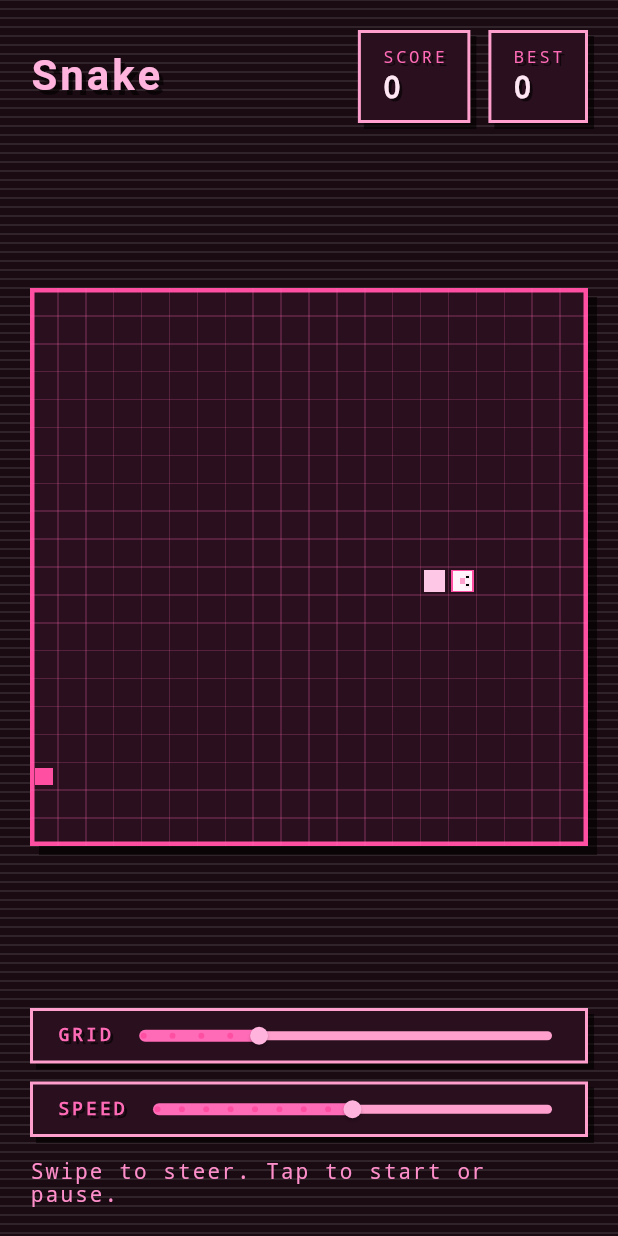
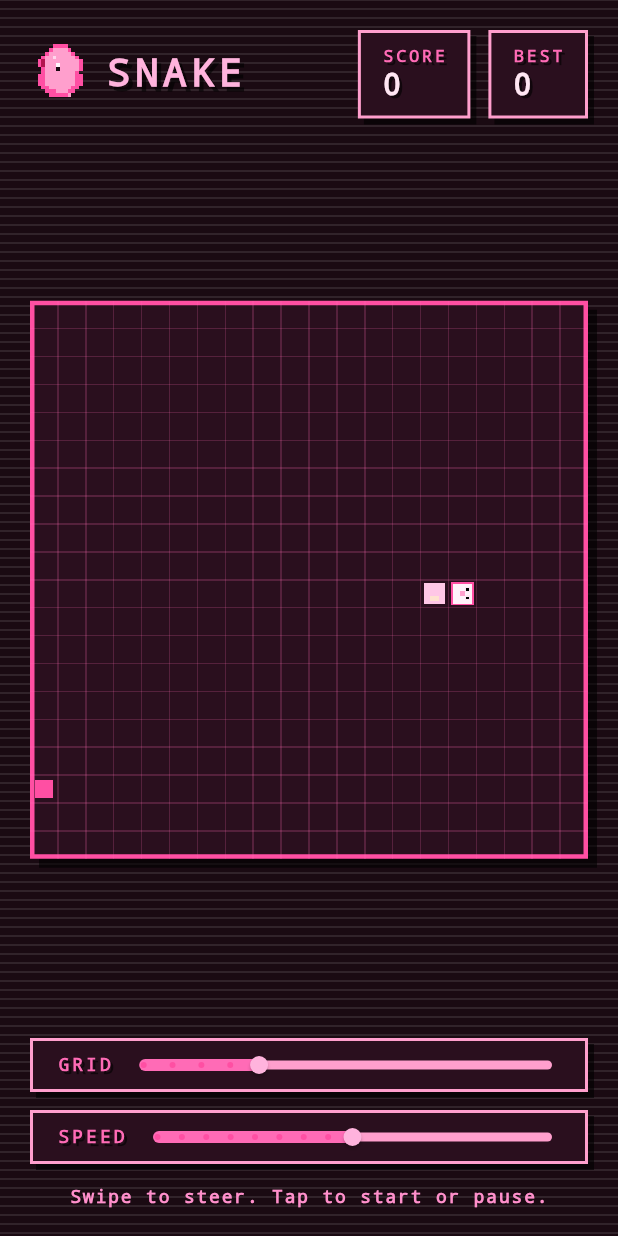
Before and after one commit to martyna-sielska/pinksnake, a Flutter app: the screen it shows after launch, after a tap on "Ready?", on a phone screen of 412 x 824 dp. Run offline on Flutter 3.47's test engine with Material 3 defaults, Android fonts, the phone set to English and light mode, and no system bars; our stand-ins replace shared_preferences.

Commit message:
Add files via upload

```diff
--- a/lib/main.dart
+++ b/lib/main.dart
@@ -30,6 +30,80 @@ class SnakeApp extends StatelessWidget {
         ),
       ),
       home: const SnakeHome(),
+    );
+  }
+}
+
+TextStyle _pixelTextStyle({
+  required Color color,
+  double size = 14,
+  FontWeight weight = FontWeight.w700,
+  double letterSpacing = 1.4,
+}) {
+  return TextStyle(
+    fontFamily: 'Courier New',
+    fontFamilyFallback: const ['Courier', 'monospace'],
+    fontSize: size,
+    fontWeight: weight,
+    letterSpacing: letterSpacing,
+    height: 1.0,
+    foreground: Paint()
+      ..color = color
+      ..isAntiAlias = false,
+  );
+}
+
+class _PixelText extends StatelessWidget {
+  const _PixelText(
+    this.text, {
+    required this.color,
+    this.size = 14,
+    this.weight = FontWeight.w700,
+    this.letterSpacing = 1.4,
+    this.shadowColor,
+    this.shadowOffset = const Offset(2, 2),
+    this.textAlign,
+  });
+
+  final String text;
+  final Color color;
+  final double size;
+  final FontWeight weight;
+  final double letterSpacing;
+  final Color? shadowColor;
+  final Offset shadowOffset;
+  final TextAlign? textAlign;
+
+  @override
+  Widget build(BuildContext context) {
+    final baseStyle = _pixelTextStyle(
+      color: color,
+      size: size,
+      weight: weight,
+      letterSpacing: letterSpacing,
+    );
+
+    if (shadowColor == null) {
+      return Text(text, style: baseStyle, textAlign: textAlign);
+    }
+
+    final shadowStyle = _pixelTextStyle(
+      color: shadowColor!,
+      size: size,
+      weight: weight,
+      letterSpacing: letterSpacing,
+    );
+
+    return Stack(
+      clipBehavior: Clip.none,
+      children: [
+        Positioned(
+          left: shadowOffset.dx,
+          top: shadowOffset.dy,
+          child: Text(text, style: shadowStyle),
+        ),
+        Text(text, style: baseStyle, textAlign: textAlign),
+      ],
     );
   }
 }
@@ -305,7 +379,7 @@ class _SnakeHomeState extends State<SnakeHome> {
             fontFamily: 'Courier New',
             fontFamilyFallback: ['Courier', 'monospace'],
             letterSpacing: 1.4,
-            height: 1.1,
+            height: 1.0,
           ),
           child: Stack(
             children: [
@@ -403,9 +477,11 @@ class _SnakeHomeState extends State<SnakeHome> {
                       colors: colors,
                     ),
                     const SizedBox(height: 16),
-                    Text(
+                    _PixelText(
                       'Swipe to steer. Tap to start or pause.',
-                      style: TextStyle(color: colors.hint),
+                      color: colors.hint,
+                      size: 12,
+                      letterSpacing: 1.2,
                     ),
                   ],
                 ),
@@ -434,20 +510,20 @@ class _Header extends StatelessWidget {
     return Row(
       mainAxisAlignment: MainAxisAlignment.spaceBetween,
       children: [
-        Text(
-          'Snake',
-          style: Theme.of(context).textTheme.titleLarge?.copyWith(
-                fontSize: 28,
+        Row(
+          children: [
+            _SnakeSprite(colors: colors, size: 40),
+            const SizedBox(width: 10),
+            _PixelText(
+              'SNAKE',
               color: colors.title,
-                letterSpacing: 2,
-                shadows: [
-                  Shadow(
-                    color: colors.shadow,
-                    offset: const Offset(3, 3),
-                    blurRadius: 0,
+              size: 26,
+              weight: FontWeight.w900,
+              letterSpacing: 3,
+              shadowColor: colors.shadow,
+              shadowOffset: const Offset(3, 3),
             ),
           ],
-              ),
         ),
         Row(
           children: [
@@ -491,36 +567,21 @@ class _StatCard extends StatelessWidget {
       child: Column(
         crossAxisAlignment: CrossAxisAlignment.start,
         children: [
-          Text(
+          _PixelText(
             label.toUpperCase(),
-            style: TextStyle(
-              fontSize: 11,
+            color: colors.subtitle,
+            size: 11,
             letterSpacing: 2,
-              color: colors.subtitle,
-              shadows: [
-                Shadow(
-                  color: colors.shadow,
-                  offset: const Offset(2, 2),
-                  blurRadius: 0,
-                ),
-              ],
-            ),
+            shadowColor: colors.shadow,
           ),
           const SizedBox(height: 4),
-          Text(
+          _PixelText(
             '$value',
-            style: TextStyle(
-              fontSize: 20,
-              fontWeight: FontWeight.w700,
             color: colors.text,
-              shadows: [
-                Shadow(
-                  color: colors.shadow,
-                  offset: const Offset(2, 2),
-                  blurRadius: 0,
-                ),
-              ],
-            ),
+            size: 20,
+            weight: FontWeight.w800,
+            letterSpacing: 1.6,
+            shadowColor: colors.shadow,
           ),
         ],
       ),
@@ -576,37 +637,21 @@ class _Overlay extends StatelessWidget {
           child: Column(
             mainAxisSize: MainAxisSize.min,
             children: [
-              Text(
+              _PixelText(
                 title,
-                style: TextStyle(
-                  fontSize: 22,
-                  fontWeight: FontWeight.w700,
                 color: colors.title,
+                size: 22,
+                weight: FontWeight.w800,
                 letterSpacing: 1.6,
-                  shadows: [
-                    Shadow(
-                      color: colors.shadow,
-                      offset: const Offset(2, 2),
-                      blurRadius: 0,
-                    ),
-                  ],
-                ),
+                shadowColor: colors.shadow,
               ),
               const SizedBox(height: 6),
-              Text(
+              _PixelText(
                 subtitle,
-                style: TextStyle(
-                  fontSize: 14,
                 color: colors.text,
+                size: 14,
                 letterSpacing: 1.4,
-                  shadows: [
-                    Shadow(
-                      color: colors.shadow,
-                      offset: const Offset(2, 2),
-                      blurRadius: 0,
-                    ),
-                  ],
-                ),
+                shadowColor: colors.shadow,
               ),
             ],
           ),
@@ -653,21 +698,12 @@ class _SliderCard extends StatelessWidget {
       ),
       child: Row(
         children: [
-          Text(
+          _PixelText(
             label,
-            style: TextStyle(
-              fontSize: 12,
+            color: colors.subtitle,
+            size: 12,
             letterSpacing: 2,
-              color: colors.subtitle,
-              fontWeight: FontWeight.w700,
-              shadows: [
-                Shadow(
-                  color: colors.shadow,
-                  offset: const Offset(2, 2),
-                  blurRadius: 0,
-                ),
-              ],
-            ),
+            shadowColor: colors.shadow,
           ),
           const SizedBox(width: 12),
           Expanded(
@@ -743,6 +779,9 @@ class _GamePainter extends CustomPainter {
       ..color = colors.border
       ..style = PaintingStyle.stroke
       ..strokeWidth = 1
+      ..isAntiAlias = false;
+    final bellyPaint = Paint()
+      ..color = colors.snakeBelly
       ..isAntiAlias = false;
     final foodPaint = Paint()
       ..color = colors.food
@@ -859,6 +898,16 @@ class _GamePainter extends CustomPainter {
             pupilPaint,
           );
         }
+      } else {
+        final bellyRect = Rect.fromLTWH(
+          rect.left + rect.width * 0.3,
+          rect.top + rect.height * 0.6,
+          rect.width * 0.4,
+          rect.height * 0.25,
+        );
+        if (bellyRect.width > 0 && bellyRect.height > 0) {
+          canvas.drawRect(bellyRect, bellyPaint);
+        }
       }
     }
   }
@@ -894,6 +943,101 @@ class _ScanlinePainter extends CustomPainter {
   }
 }
 
+class _SnakeSprite extends StatelessWidget {
+  const _SnakeSprite({required this.colors, this.size = 40});
+
+  final _PinkThemeColors colors;
+  final double size;
+
+  @override
+  Widget build(BuildContext context) {
+    return CustomPaint(
+      size: Size.square(size),
+      painter: _SnakeSpritePainter(colors: colors),
+    );
+  }
+}
+
+class _SnakeSpritePainter extends CustomPainter {
+  _SnakeSpritePainter({required this.colors});
+
+  final _PinkThemeColors colors;
+
+  static const List<String> _sprite = [
+    '......oooo......',
+    '.....oppppo.....',
+    '....oppppppo....',
+    '...opplpppppo...',
+    '..otpppppppppo..',
+    '..otpppwpppppo..',
+    '...opppkpppppo..',
+    '...oppppppppo...',
+    '..ooppppppppoo..',
+    '..ooppppppppoo..',
+    '..ooppppppppoo..',
+    '...ooppppppoo...',
+    '....ooopppoo....',
+    '.....ooooop.....',
+    '................',
+    '................',
+  ];
+
+  @override
+  void paint(Canvas canvas, Size size) {
+    final rows = _sprite.length;
+    final cols = _sprite.first.length;
+    final pixelSize = min(size.width, size.height) / cols;
+    final offsetX = (size.width - cols * pixelSize) / 2;
+    final offsetY = (size.height - rows * pixelSize) / 2;
+    final paint = Paint()..isAntiAlias = false;
+
+    for (var y = 0; y < rows; y += 1) {
+      final row = _sprite[y];
+      for (var x = 0; x < cols; x += 1) {
+        final code = row[x];
+        final color = _colorFor(code);
+        if (color == null) {
+          continue;
+        }
+        paint.color = color;
+        canvas.drawRect(
+          Rect.fromLTWH(
+            offsetX + x * pixelSize,
+            offsetY + y * pixelSize,
+            pixelSize,
+            pixelSize,
+          ),
+          paint,
+        );
+      }
+    }
+  }
+
+  Color? _colorFor(String code) {
+    switch (code) {
+      case 'o':
+        return colors.border;
+      case 'p':
+        return colors.spriteMain;
+      case 'l':
+        return colors.spriteLight;
+      case 't':
+        return colors.spriteTongue;
+      case 'w':
+        return colors.spriteEye;
+      case 'k':
+        return colors.spritePupil;
+      default:
+        return null;
+    }
+  }
+
+  @override
+  bool shouldRepaint(covariant _SnakeSpritePainter oldDelegate) {
+    return oldDelegate.colors != colors;
+  }
+}
+
 class _PinkThemeColors {
   final Color background = const Color(0xFF1A0A12);
   final Color boardTop = const Color(0xFF2A0F1E);
@@ -907,10 +1051,16 @@ class _PinkThemeColors {
   final Color text = const Color(0xFFFFE6F3);
   final Color grid = const Color(0x33FF6BB6);
   final Color snake = const Color(0xFFFFC7E6);
+  final Color snakeBelly = const Color(0xFFFFE2D0);
   final Color head = const Color(0xFFFFF2FA);
   final Color food = const Color(0xFFFF4FA3);
   final Color foodGlow = const Color(0x66FF4FA3);
   final Color hint = const Color(0xFFFF8FCB);
   final Color overlay = const Color(0xCC1A0A12);
   final Color scanline = const Color(0x1AFFFFFF);
+  final Color spriteMain = const Color(0xFFFF9FCD);
+  final Color spriteLight = const Color(0xFFFFD6EC);
+  final Color spriteTongue = const Color(0xFFB4134E);
+  final Color spriteEye = const Color(0xFFFFF6FB);
+  final Color spritePupil = const Color(0xFF1A0A12);
 }
```
Lines whose indentation alone changed are shown as unchanged.
